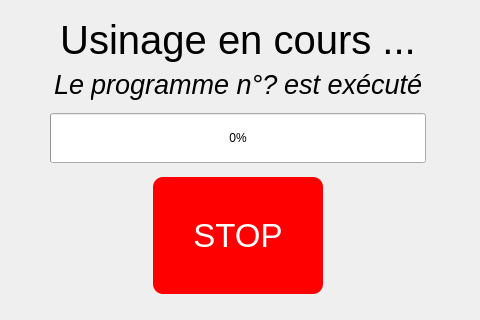
Soluce-Development/Maquette, file Views/Machining.ui: the form before one commit.
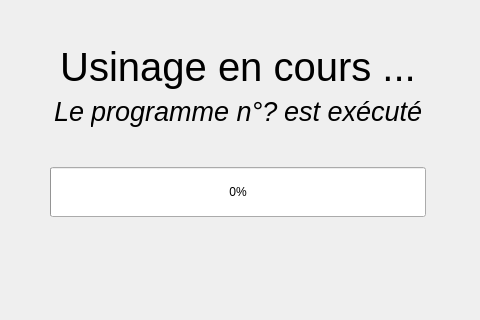
The form after the commit.

What changed in the file:
```diff
--- a/Views/Machining.ui
+++ b/Views/Machining.ui
@@ -31,7 +31,7 @@
      <x>10</x>
      <y>10</y>
      <width>456</width>
-     <height>291</height>
+     <height>296</height>
     </rect>
    </property>
    <layout class="QVBoxLayout" name="verticalLayout">
@@ -258,24 +258,6 @@
         </property>
        </spacer>
       </item>
-      <item>
-       <widget class="QPushButton" name="btn_stop">
-        <property name="styleSheet">
-         <string notr="true">QPushButton {
-		background-color:  red;
-	color: #fff;
-	font-size: 25pt;
-	border-radius: 10px;
-	padding: 40px;
-}
-
-</string>
-        </property>
-        <property name="text">
-         <string>STOP</string>
-        </property>
-       </widget>
-      </item>
       <item>
        <spacer name="horizontalSpacer_3">
         <property name="orientation">
```
